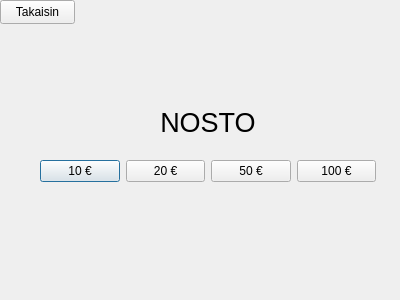
Above: frontend/withdrawDLL/withdrawdll.ui from JnsRdnp/ATM-Simulator before the change. Below: the same form after it.
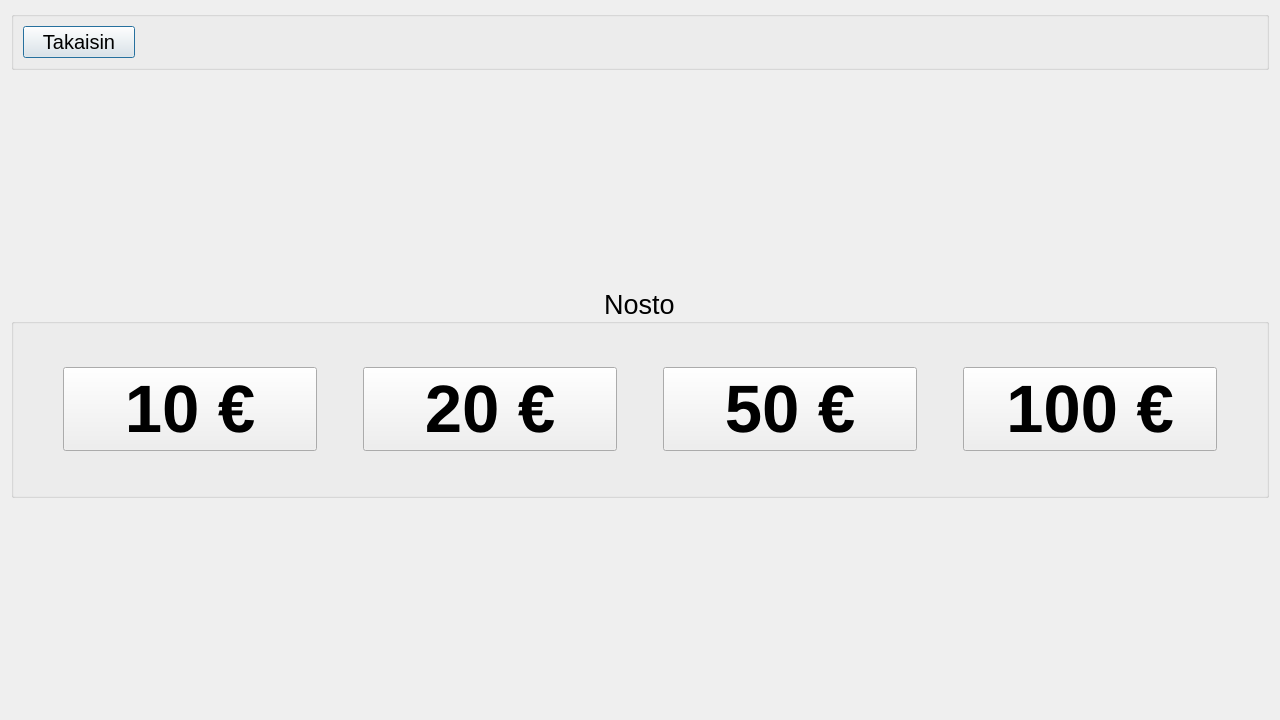
That is the form after the change.

Commit message: Withdraw dll fullscreen

```diff
--- a/frontend/withdrawDLL/withdrawdll.ui
+++ b/frontend/withdrawDLL/withdrawdll.ui
@@ -6,88 +6,212 @@
    <rect>
     <x>0</x>
     <y>0</y>
-    <width>400</width>
-    <height>300</height>
+    <width>1280</width>
+    <height>720</height>
    </rect>
   </property>
   <property name="windowTitle">
    <string>Dialog</string>
   </property>
-  <widget class="QWidget" name="verticalLayoutWidget">
-   <property name="geometry">
-    <rect>
-     <x>40</x>
-     <y>90</y>
-     <width>336</width>
-     <height>92</height>
-    </rect>
-   </property>
-   <layout class="QVBoxLayout" name="verticalLayout">
-    <item>
-     <widget class="QLabel" name="label">
-      <property name="font">
-       <font>
-        <pointsize>20</pointsize>
-       </font>
-      </property>
-      <property name="whatsThis">
-       <string/>
-      </property>
-      <property name="text">
-       <string>NOSTO</string>
-      </property>
-      <property name="alignment">
-       <set>Qt::AlignCenter</set>
-      </property>
-     </widget>
-    </item>
-    <item>
-     <layout class="QHBoxLayout" name="horizontalLayout">
+  <layout class="QVBoxLayout" name="verticalLayout" stretch="0,2,2,2">
+   <item>
+    <widget class="QGroupBox" name="groupBox">
+     <property name="title">
+      <string/>
+     </property>
+     <layout class="QHBoxLayout" name="horizontalLayout_2" stretch="1,10">
+      <item>
+       <widget class="QPushButton" name="ReturnButton">
+        <property name="font">
+         <font>
+          <pointsize>15</pointsize>
+         </font>
+        </property>
+        <property name="text">
+         <string>Takaisin</string>
+        </property>
+       </widget>
+      </item>
+      <item>
+       <spacer name="horizontalSpacer">
+        <property name="orientation">
+         <enum>Qt::Horizontal</enum>
+        </property>
+        <property name="sizeHint" stdset="0">
+         <size>
+          <width>40</width>
+          <height>20</height>
+         </size>
+        </property>
+       </spacer>
+      </item>
+     </layout>
+    </widget>
+   </item>
+   <item>
+    <spacer name="verticalSpacer">
+     <property name="orientation">
+      <enum>Qt::Vertical</enum>
+     </property>
+     <property name="sizeHint" stdset="0">
+      <size>
+       <width>20</width>
+       <height>40</height>
+      </size>
+     </property>
+    </spacer>
+   </item>
+   <item>
+    <widget class="QGroupBox" name="groupBox_2">
+     <property name="font">
+      <font>
+       <pointsize>20</pointsize>
+      </font>
+     </property>
+     <property name="mouseTracking">
+      <bool>true</bool>
+     </property>
+     <property name="title">
+      <string>Nosto</string>
+     </property>
+     <property name="alignment">
+      <set>Qt::AlignCenter</set>
+     </property>
+     <layout class="QHBoxLayout" name="horizontalLayout" stretch="0,1,0,1,0,1,0,1,0">
+      <item>
+       <spacer name="horizontalSpacer_2">
+        <property name="orientation">
+         <enum>Qt::Horizontal</enum>
+        </property>
+        <property name="sizeHint" stdset="0">
+         <size>
+          <width>40</width>
+          <height>20</height>
+         </size>
+        </property>
+       </spacer>
+      </item>
       <item>
        <widget class="QPushButton" name="TenEuro">
+        <property name="font">
+         <font>
+          <pointsize>50</pointsize>
+          <bold>true</bold>
+         </font>
+        </property>
         <property name="text">
          <string>10 €</string>
         </property>
        </widget>
       </item>
+      <item>
+       <spacer name="horizontalSpacer_3">
+        <property name="orientation">
+         <enum>Qt::Horizontal</enum>
+        </property>
+        <property name="sizeHint" stdset="0">
+         <size>
+          <width>40</width>
+          <height>20</height>
+         </size>
+        </property>
+       </spacer>
+      </item>
       <item>
        <widget class="QPushButton" name="TwentyEuro">
+        <property name="font">
+         <font>
+          <pointsize>50</pointsize>
+          <bold>true</bold>
+         </font>
+        </property>
         <property name="text">
          <string>20 €</string>
         </property>
        </widget>
       </item>
+      <item>
+       <spacer name="horizontalSpacer_4">
+        <property name="orientation">
+         <enum>Qt::Horizontal</enum>
+        </property>
+        <property name="sizeHint" stdset="0">
+         <size>
+          <width>40</width>
+          <height>20</height>
+         </size>
+        </property>
+       </spacer>
+      </item>
       <item>
        <widget class="QPushButton" name="FiftyEuro">
+        <property name="font">
+         <font>
+          <pointsize>50</pointsize>
+          <bold>true</bold>
+         </font>
+        </property>
         <property name="text">
          <string>50 €</string>
         </property>
        </widget>
       </item>
+      <item>
+       <spacer name="horizontalSpacer_5">
+        <property name="orientation">
+         <enum>Qt::Horizontal</enum>
+        </property>
+        <property name="sizeHint" stdset="0">
+         <size>
+          <width>40</width>
+          <height>20</height>
+         </size>
+        </property>
+       </spacer>
+      </item>
       <item>
        <widget class="QPushButton" name="HundredEuro">
+        <property name="font">
+         <font>
+          <pointsize>50</pointsize>
+          <bold>true</bold>
+         </font>
+        </property>
         <property name="text">
          <string>100 €</string>
         </property>
        </widget>
       </item>
+      <item>
+       <spacer name="horizontalSpacer_6">
+        <property name="orientation">
+         <enum>Qt::Horizontal</enum>
+        </property>
+        <property name="sizeHint" stdset="0">
+         <size>
+          <width>40</width>
+          <height>20</height>
+         </size>
+        </property>
+       </spacer>
+      </item>
      </layout>
-    </item>
-   </layout>
-  </widget>
-  <widget class="QPushButton" name="ReturnButton">
-   <property name="geometry">
-    <rect>
-     <x>0</x>
-     <y>0</y>
-     <width>75</width>
-     <height>24</height>
-    </rect>
-   </property>
-   <property name="text">
-    <string>Takaisin</string>
-   </property>
-  </widget>
+    </widget>
+   </item>
+   <item>
+    <spacer name="verticalSpacer_2">
+     <property name="orientation">
+      <enum>Qt::Vertical</enum>
+     </property>
+     <property name="sizeHint" stdset="0">
+      <size>
+       <width>20</width>
+       <height>40</height>
+      </size>
+     </property>
+    </spacer>
+   </item>
+  </layout>
  </widget>
  <resources/>
  <connections/>
```
The commit also changes 1 other file.
